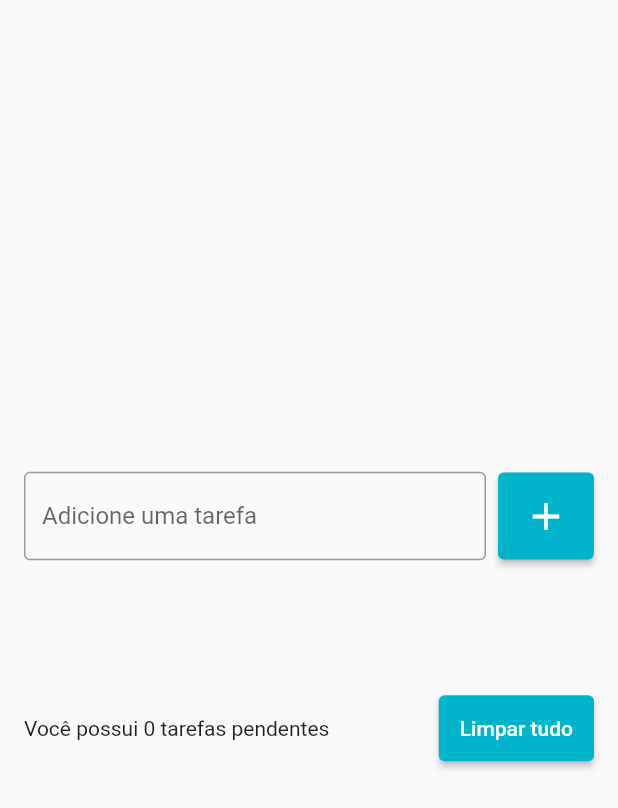
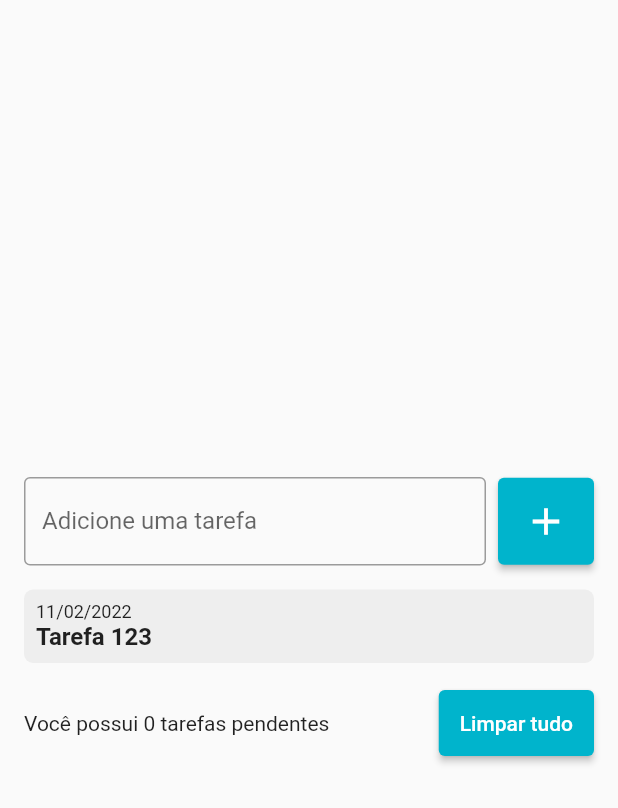
Before and after one commit to gagjunior/flutter-todo-list, a Flutter app: the screen it shows after launch, after a tap on the "add" icon, on a phone screen of 412 x 824 dp. Shown: the top 808 px of the screen. Run offline on Flutter 3.47's test engine with Material 2 defaults, Android fonts, the phone set to English and light mode, and no system bars.

Commit message:
Criar widget personalizado para lista

```diff
--- a/lib/pages/todo_list_page.dart
+++ b/lib/pages/todo_list_page.dart
@@ -1,5 +1,7 @@
 import 'package:flutter/cupertino.dart';
 import 'package:flutter/material.dart';
+
+import '../widgets/todo_list_item.dart';
 
 class TodoListPage extends StatefulWidget {
   TodoListPage({Key? key}) : super(key: key);
@@ -59,13 +61,8 @@ class _TodoListPageState extends State<TodoListPage> {
                 child: ListView(
                   shrinkWrap: true,
                   children: [
-                    for(String todo in todos)
-                    ListTile(
-                      title: Text(todo),
-                      onTap: (){
-                        print('tarefa: $todo');
-                      },
-                    ),
+                    for (String todo in todos)
+                     TodoListItem(),
                   ],
                 ),
               ),
--- /dev/null
+++ b/lib/widgets/todo_list_item.dart
@@ -0,0 +1,34 @@
+import 'package:flutter/material.dart';
+
+class TodoListItem extends StatelessWidget {
+  const TodoListItem({Key? key}) : super(key: key);
+
+  @override
+  Widget build(BuildContext context) {
+    return Container(
+      padding: const EdgeInsets.all(8),
+      decoration: BoxDecoration(
+        borderRadius: BorderRadius.circular(6),
+        color: Colors.grey[200],
+      ),
+      child: Column(
+        crossAxisAlignment: CrossAxisAlignment.start,
+        children: [
+          Text(
+            '11/02/2022',
+            style: TextStyle(
+              fontSize: 12,
+            ),
+          ),
+          Text(
+            'Tarefa 123',
+            style: TextStyle(
+              fontSize: 16,
+              fontWeight: FontWeight.w600,
+            ),
+          ),
+        ],
+      ),
+    );
+  }
+}
```
